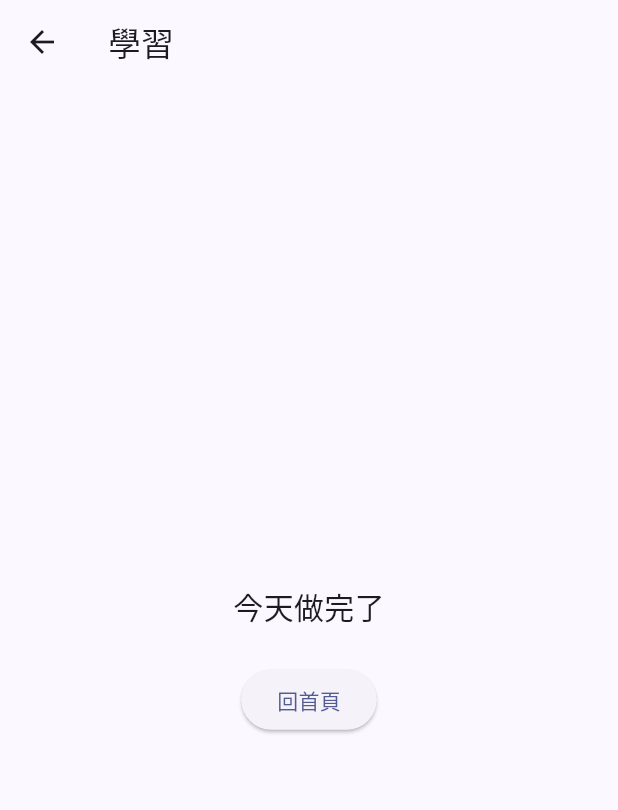
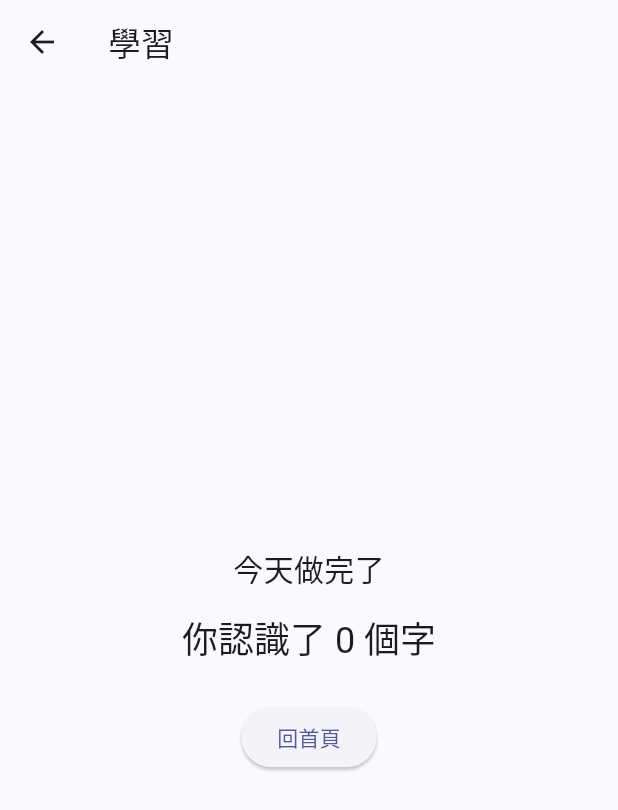
Before and after one commit to sssh27/VOC-daily, a Flutter app: the StudyScreen screen opened directly, on a phone screen of 412 x 824 dp. Shown: the top 810 px of the screen. Run offline on Flutter 3.47's test engine with Material 3 defaults, Android fonts, the phone set to English and light mode, and no system bars; our stand-ins replace drift, flutter_riverpod; accounts and stored records are empty; generated files the repository leaves out were written again.

Commit message:
feat: milestone celebrations, rotating completion captions, answer feedback animations
All three land in review_screen.dart's completion screen / choice buttons,
committed together rather than split by file boundary:
- lib/logic/milestone.dart: pure milestoneToCelebrate(total, lastCelebrated)
  function, only celebrates the highest threshold crossed, never repeats
- lib/logic/completion_messages.dart: caption pool + milestone-specific text
- completion screen always shows 你認識了 N 個字 (main position, larger
  type), milestone hits get a scale-in celebration + dedicated caption,
  otherwise a random pick from the caption pool
- _ChoiceButton: correct pick gets a 150ms scale bounce, wrong pick gets a
  200ms shake, 忘了 never shakes (isSelected is always false in that path)
No new animation packages - TweenAnimationBuilder only, per SPEC 12.5/12.6.

```diff
--- /dev/null
+++ b/lib/logic/completion_messages.dart
@@ -0,0 +1,30 @@
+import 'dart:math';
+
+/// 完成畫面的文案(SPEC.md 12.4,v7 新增)。
+///
+/// 純函式,不碰 DB/UI,方便單元測試(見 test/completion_messages_test.dart)。
+///
+/// 限制(照抄 SPEC 12.4,動這個池子前重讀一次):
+/// - 不得提及數量、正確率、花費時間、或任何評比
+/// - 不得有督促、提醒明天再來、或任何帶有義務感的語氣
+/// - 語氣輕鬆,不要過度熱情或說教
+library completion_messages;
+
+const completionMessagePool = [
+  '今天做完了',
+  '收工',
+  '就這樣,結束',
+  '今天的份跑完了',
+  '好了,可以去做別的事了',
+];
+
+/// 從文案池隨機挑一句。[random] 可注入以便測試。
+String pickCompletionMessage({Random? random}) {
+  final r = random ?? Random();
+  return completionMessagePool[r.nextInt(completionMessagePool.length)];
+}
+
+/// 里程碑觸發時使用的專屬文案,取代一般文案池。
+/// 里程碑本身就是累積型的數字(SPEC 12.2 允許顯示累計字數),不算評比,
+/// 所以直接把門檻數字寫進文案裡沒問題。
+String milestoneMessage(int milestone) => '你已經認識 $milestone 個字了';
--- /dev/null
+++ b/lib/logic/milestone.dart
@@ -0,0 +1,25 @@
+/// 里程碑判斷邏輯(SPEC.md 12.3,v7 新增)。
+///
+/// 純函式,不碰 DB/UI,方便單元測試(見 test/milestone_test.dart)。
+library milestone;
+
+/// 累計字數的慶祝門檻。跨越時完成畫面要改成特別版本,每個門檻只慶祝一次。
+const milestoneThresholds = [25, 50, 100, 200, 350, 500, 750, 1000];
+
+/// 依目前累計字數 [total] 與已慶祝過的最高門檻 [lastCelebrated],算出這次
+/// 該不該慶祝、慶祝哪一個門檻。
+///
+/// 找出所有滿足 `lastCelebrated < threshold <= total` 的門檻,取其中最大者。
+/// 一次跨過多個門檻時只回傳最高的那個,呼叫端應該把 `celebrated_milestone`
+/// 更新成這個回傳值,而不是逐一慶祝。
+///
+/// 沒有新門檻可慶祝時回傳 `null`。
+int? milestoneToCelebrate({required int total, required int lastCelebrated}) {
+  int? result;
+  for (final threshold in milestoneThresholds) {
+    if (lastCelebrated < threshold && threshold <= total) {
+      result = threshold;
+    }
+  }
+  return result;
+}
--- a/lib/screens/review_screen.dart
+++ b/lib/screens/review_screen.dart
@@ -1,9 +1,13 @@
+import 'dart:math';
+
 import 'package:flutter/material.dart' hide Card;
 import 'package:flutter_riverpod/flutter_riverpod.dart';
 
 import '../data/database.dart';
 import '../logic/answer_grading.dart';
+import '../logic/completion_messages.dart';
 import '../logic/intro_queue.dart';
+import '../logic/milestone.dart';
 import '../logic/scheduler.dart';
 import '../providers.dart';
 import '../widgets/intro_card.dart';
@@ -46,6 +50,13 @@ class _StudyScreenState extends ConsumerState<StudyScreen> {
   _Phase _phase = _Phase.intro;
   bool _loading = true;
   bool _warehouseExhausted = false;
+
+  // 【v7】完成畫面內容(累計字數 + 里程碑/一般文案),只在第一次進入
+  // _Phase.done 時算一次,見 _loadCompletionInfo()。
+  bool _completionInfoLoaded = false;
+  int _totalIntroduced = 0;
+  int? _celebratingMilestone;
+  String _completionMessage = '';
 
   _DueMode? _dueMode;
   List<String>? _choices;
@@ -115,7 +126,12 @@ class _StudyScreenState extends ConsumerState<StudyScreen> {
       _dueMode = null;
     });
 
-    if (card == null || _phase == _Phase.intro || _phase == _Phase.done) {
+    if (_phase == _Phase.done) {
+      await _loadCompletionInfo();
+      return;
+    }
+
+    if (card == null || _phase == _Phase.intro) {
       return;
     }
 
@@ -151,6 +167,36 @@ class _StudyScreenState extends ConsumerState<StudyScreen> {
     if (_phase == _Phase.retry && _retryIndex >= _retryQueue.length) {
       _phase = _Phase.done;
     }
+  }
+
+  /// 【v7】完成畫面只計算一次:累計字數(12.2)+ 里程碑判斷(12.3)+
+  /// 文案(里程碑觸發用專屬文案,否則從文案池隨機挑,見 12.4)。
+  Future<void> _loadCompletionInfo() async {
+    if (_completionInfoLoaded) return;
+
+    final repo = ref.read(cardRepositoryProvider);
+    final total = await repo.introducedCount();
+    final lastCelebrated = await repo.celebratedMilestone();
+    final milestone = milestoneToCelebrate(
+      total: total,
+      lastCelebrated: lastCelebrated,
+    );
+
+    String message;
+    if (milestone != null) {
+      await repo.setCelebratedMilestone(milestone);
+      message = milestoneMessage(milestone);
+    } else {
+      message = pickCompletionMessage();
+    }
+
+    if (!mounted) return;
+    setState(() {
+      _completionInfoLoaded = true;
+      _totalIntroduced = total;
+      _celebratingMilestone = milestone;
+      _completionMessage = message;
+    });
   }
 
   // ---------------------------------------------------------------------
@@ -307,27 +353,9 @@ class _StudyScreenState extends ConsumerState<StudyScreen> {
       return Scaffold(
         appBar: AppBar(title: const Text('學習')),
         body: Center(
-          child: Column(
-            mainAxisSize: MainAxisSize.min,
-            children: [
-              const Text('今天做完了', style: TextStyle(fontSize: 20)),
-              if (_warehouseExhausted) ...[
-                const SizedBox(height: 8),
-                Text(
-                  '單字庫快用完了,去生成新的吧',
-                  style: Theme.of(context)
-                      .textTheme
-                      .bodySmall
-                      ?.copyWith(color: Colors.grey),
-                ),
-              ],
-              const SizedBox(height: 24),
-              ElevatedButton(
-                onPressed: () => Navigator.of(context).popUntil((r) => r.isFirst),
-                child: const Text('回首頁'),
-              ),
-            ],
-          ),
+          child: !_completionInfoLoaded
+              ? const CircularProgressIndicator()
+              : _buildCompletionContent(context),
         ),
       );
     }
@@ -348,6 +376,58 @@ class _StudyScreenState extends ConsumerState<StudyScreen> {
             ? _buildIntroMode(card)
             : _buildDueMode(card),
       ),
+    );
+  }
+
+  /// 完成畫面內容(SPEC.md 12.2–12.4)。里程碑觸發時用專屬文案 +
+  /// 一個短促的放大動畫;否則是文案池隨機挑的一句,兩種情況都要顯示
+  /// 「你認識了 N 個字」(累計字數,主要位置、較大字級)。
+  /// 仍然不顯示分數、正確率、答對幾題或任何評比。
+  Widget _buildCompletionContent(BuildContext context) {
+    final isMilestone = _celebratingMilestone != null;
+
+    return Column(
+      mainAxisSize: MainAxisSize.min,
+      children: [
+        if (isMilestone)
+          TweenAnimationBuilder<double>(
+            tween: Tween(begin: 0.6, end: 1.0),
+            duration: const Duration(milliseconds: 400),
+            curve: Curves.elasticOut,
+            builder: (context, scale, child) {
+              return Transform.scale(scale: scale, child: child);
+            },
+            child: const Text('🎉', style: TextStyle(fontSize: 40)),
+          ),
+        if (isMilestone) const SizedBox(height: 8),
+        Text(
+          _completionMessage,
+          style: TextStyle(
+            fontSize: isMilestone ? 22 : 20,
+            fontWeight: isMilestone ? FontWeight.bold : FontWeight.normal,
+          ),
+        ),
+        const SizedBox(height: 16),
+        Text(
+          '你認識了 $_totalIntroduced 個字',
+          style: Theme.of(context).textTheme.headlineSmall,
+        ),
+        if (_warehouseExhausted) ...[
+          const SizedBox(height: 12),
+          Text(
+            '單字庫快用完了,去生成新的吧',
+            style: Theme.of(context)
+                .textTheme
+                .bodySmall
+                ?.copyWith(color: Colors.grey),
+          ),
+        ],
+        const SizedBox(height: 24),
+        ElevatedButton(
+          onPressed: () => Navigator.of(context).popUntil((r) => r.isFirst),
+          child: const Text('回首頁'),
+        ),
+      ],
     );
   }
 
@@ -480,18 +560,25 @@ class _ChoiceButton extends StatelessWidget {
   Widget build(BuildContext context) {
     Color? backgroundColor;
     Color? foregroundColor;
+    // 【v7/12.5】答對:正確選項綠 + 短促放大回彈。答錯:選錯的紅 +
+    // 輕微晃動,正確答案同時變綠(不晃動)。按「忘了」:isSelected 永遠是
+    // false(見 _buildDueMode 的呼叫端),所以不會晃動,只有正確答案變綠。
+    var bounce = false;
+    var shake = false;
 
     if (revealResult) {
       if (isCorrectAnswer) {
         backgroundColor = Colors.green;
         foregroundColor = Colors.white;
+        if (isSelected) bounce = true; // 使用者自己選對了
       } else if (isSelected) {
         backgroundColor = Colors.red;
         foregroundColor = Colors.white;
+        shake = true;
       }
     }
 
-    return ElevatedButton(
+    Widget button = ElevatedButton(
       onPressed: revealResult ? null : onTap,
       style: ElevatedButton.styleFrom(
         backgroundColor: backgroundColor,
@@ -502,5 +589,30 @@ class _ChoiceButton extends StatelessWidget {
       ),
       child: Text(label, textAlign: TextAlign.center),
     );
+
+    // 條件式包一層動畫 widget——只有在剛進入回饋狀態的那次 build 才會被
+    // 新建立,天然形成「只播一次」的觸發時機,不需要額外的 AnimationController。
+    if (bounce) {
+      button = TweenAnimationBuilder<double>(
+        tween: Tween(begin: 0.85, end: 1.0),
+        duration: const Duration(milliseconds: 150),
+        curve: Curves.easeOutBack,
+        builder: (context, scale, child) =>
+            Transform.scale(scale: scale, child: child),
+        child: button,
+      );
+    } else if (shake) {
+      button = TweenAnimationBuilder<double>(
+        tween: const Tween(begin: 0.0, end: 1.0),
+        duration: const Duration(milliseconds: 200),
+        builder: (context, t, child) {
+          final offset = sin(t * pi * 4) * 6 * (1 - t);
+          return Transform.translate(offset: Offset(offset, 0), child: child);
+        },
+        child: button,
+      );
+    }
+
+    return button;
   }
 }
```
